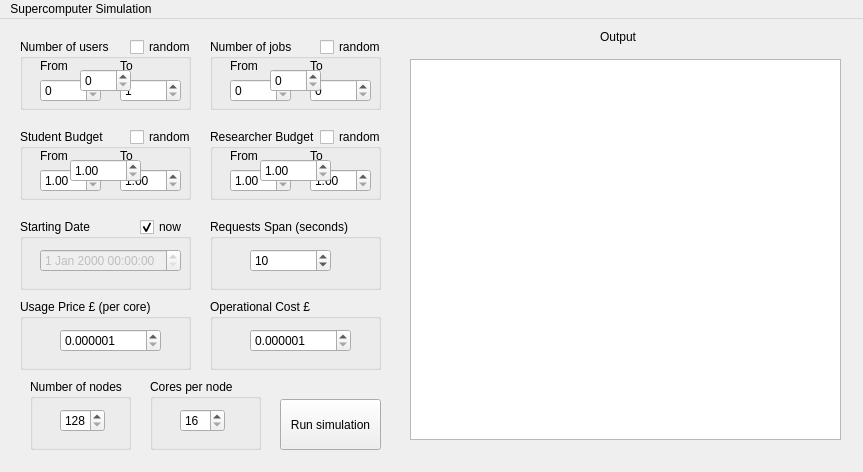
The window that GUI/supercomputer/mainwindow.ui (antoniopedrofraga/supercomputer-simulation) describes before a commit, drawn with Qt 5.
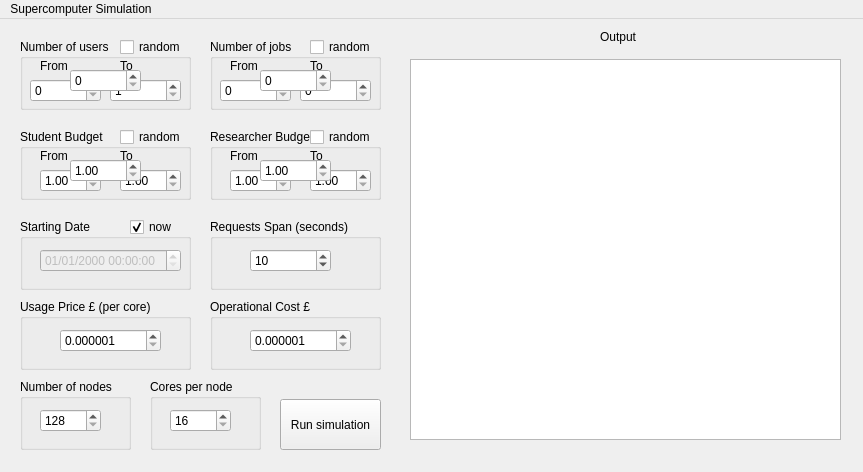
The same window after the commit.

```diff
--- a/GUI/supercomputer/mainwindow.ui
+++ b/GUI/supercomputer/mainwindow.ui
@@ -60,9 +60,9 @@
     <widget class="QSpinBox" name="constantUsers">
      <property name="geometry">
       <rect>
-       <x>60</x>
+       <x>50</x>
        <y>30</y>
-       <width>51</width>
+       <width>71</width>
        <height>23</height>
       </rect>
      </property>
@@ -89,9 +89,9 @@
     <widget class="QSpinBox" name="fromUsers">
      <property name="geometry">
       <rect>
-       <x>20</x>
+       <x>10</x>
        <y>40</y>
-       <width>61</width>
+       <width>71</width>
        <height>23</height>
       </rect>
      </property>
@@ -112,9 +112,9 @@
     <widget class="QSpinBox" name="toUsers">
      <property name="geometry">
       <rect>
-       <x>100</x>
+       <x>90</x>
        <y>40</y>
-       <width>61</width>
+       <width>71</width>
        <height>23</height>
       </rect>
      </property>
@@ -128,9 +128,9 @@
     <widget class="QCheckBox" name="randomUsers">
      <property name="geometry">
       <rect>
-       <x>110</x>
+       <x>100</x>
        <y>0</y>
-       <width>61</width>
+       <width>71</width>
        <height>16</height>
       </rect>
      </property>
@@ -166,9 +166,9 @@
     <widget class="QSpinBox" name="constantJobs">
      <property name="geometry">
       <rect>
-       <x>60</x>
+       <x>50</x>
        <y>30</y>
-       <width>51</width>
+       <width>71</width>
        <height>23</height>
       </rect>
      </property>
@@ -195,9 +195,9 @@
     <widget class="QSpinBox" name="fromJobs">
      <property name="geometry">
       <rect>
-       <x>20</x>
+       <x>10</x>
        <y>40</y>
-       <width>61</width>
+       <width>71</width>
        <height>23</height>
       </rect>
      </property>
@@ -221,9 +221,9 @@
     <widget class="QSpinBox" name="toJobs">
      <property name="geometry">
       <rect>
-       <x>100</x>
+       <x>90</x>
        <y>40</y>
-       <width>61</width>
+       <width>71</width>
        <height>23</height>
       </rect>
      </property>
@@ -234,9 +234,9 @@
     <widget class="QCheckBox" name="randomJobs">
      <property name="geometry">
       <rect>
-       <x>110</x>
+       <x>100</x>
        <y>0</y>
-       <width>61</width>
+       <width>71</width>
        <height>16</height>
       </rect>
      </property>
@@ -349,9 +349,9 @@
     <widget class="QCheckBox" name="randomResearcher">
      <property name="geometry">
       <rect>
-       <x>110</x>
+       <x>100</x>
        <y>0</y>
-       <width>61</width>
+       <width>71</width>
        <height>16</height>
       </rect>
      </property>
@@ -464,9 +464,9 @@
     <widget class="QCheckBox" name="randomStudent">
      <property name="geometry">
       <rect>
-       <x>110</x>
+       <x>100</x>
        <y>0</y>
-       <width>61</width>
+       <width>71</width>
        <height>16</height>
       </rect>
      </property>
@@ -502,9 +502,9 @@
     <widget class="QCheckBox" name="nowDate">
      <property name="geometry">
       <rect>
-       <x>120</x>
+       <x>110</x>
        <y>0</y>
-       <width>51</width>
+       <width>61</width>
        <height>16</height>
       </rect>
      </property>
@@ -530,6 +530,9 @@
        <height>23</height>
       </rect>
      </property>
+     <property name="displayFormat">
+      <string>dd/MM/yyyy HH:mm:ss</string>
+     </property>
     </widget>
    </widget>
    <widget class="QGroupBox" name="requestsEndDate">
@@ -567,9 +570,9 @@
    <widget class="QGroupBox" name="nodesGroup">
     <property name="geometry">
      <rect>
-      <x>30</x>
+      <x>20</x>
       <y>360</y>
-      <width>101</width>
+      <width>111</width>
       <height>71</height>
      </rect>
     </property>
@@ -579,9 +582,9 @@
     <widget class="QSpinBox" name="nodesSpinBox">
      <property name="geometry">
       <rect>
-       <x>30</x>
+       <x>20</x>
        <y>30</y>
-       <width>45</width>
+       <width>61</width>
        <height>23</height>
       </rect>
      </property>
@@ -608,9 +611,9 @@
     <widget class="QSpinBox" name="coresSpinBox">
      <property name="geometry">
       <rect>
-       <x>30</x>
+       <x>20</x>
        <y>30</y>
-       <width>45</width>
+       <width>61</width>
        <height>23</height>
       </rect>
      </property>
```
Left out of the diff: 26 changed lines with no effect on the pictures.
